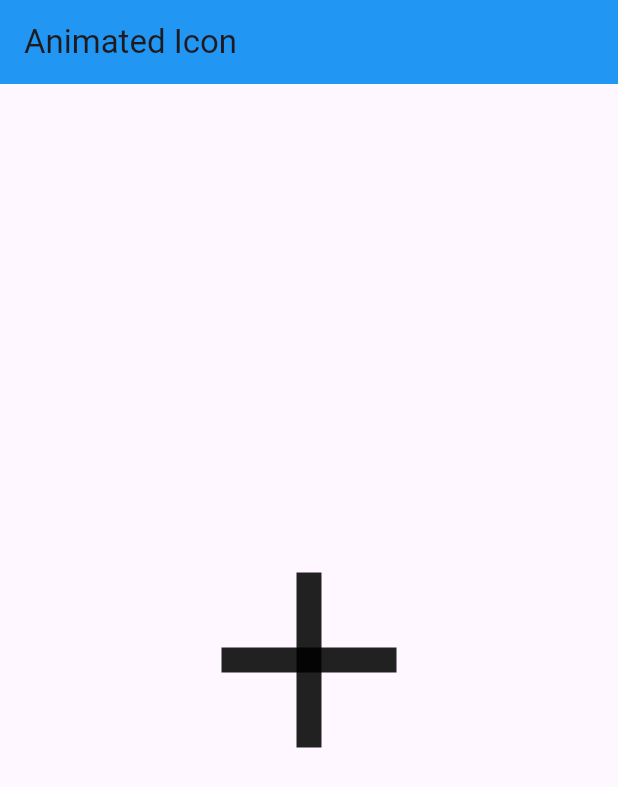
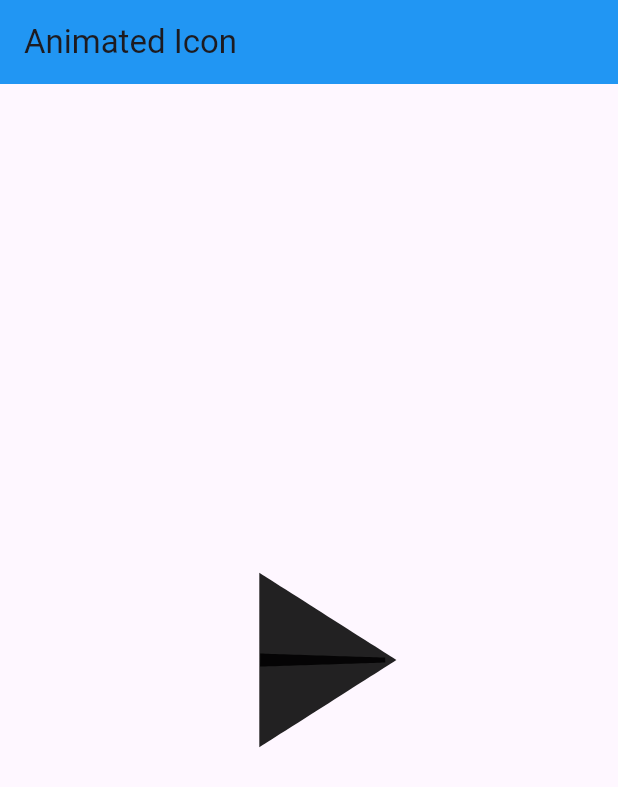
Before and after one commit to Adolph7/FlutterPracticeWidget, a Flutter app: the AnimationIcon screen opened directly, on a phone screen of 412 x 824 dp. Shown: the top 787 px of the screen. Run offline on Flutter 3.47's test engine with Material 3 defaults, Android fonts, the phone set to English and light mode, and no system bars; network calls fail.

Commit message:
animatedIcons.play_pause

```diff
--- a/lib/animated_icon/animation_icon.dart
+++ b/lib/animated_icon/animation_icon.dart
@@ -39,7 +39,7 @@ class _AnimationIconState extends State<AnimationIcon> with SingleTickerProvider
             _playingIcon();
           },
           child: AnimatedIcon(
-            icon: AnimatedIcons.add_event,
+            icon: AnimatedIcons.play_pause,
             progress: _controllerAnimation,
             size: 200,
           ),
```
